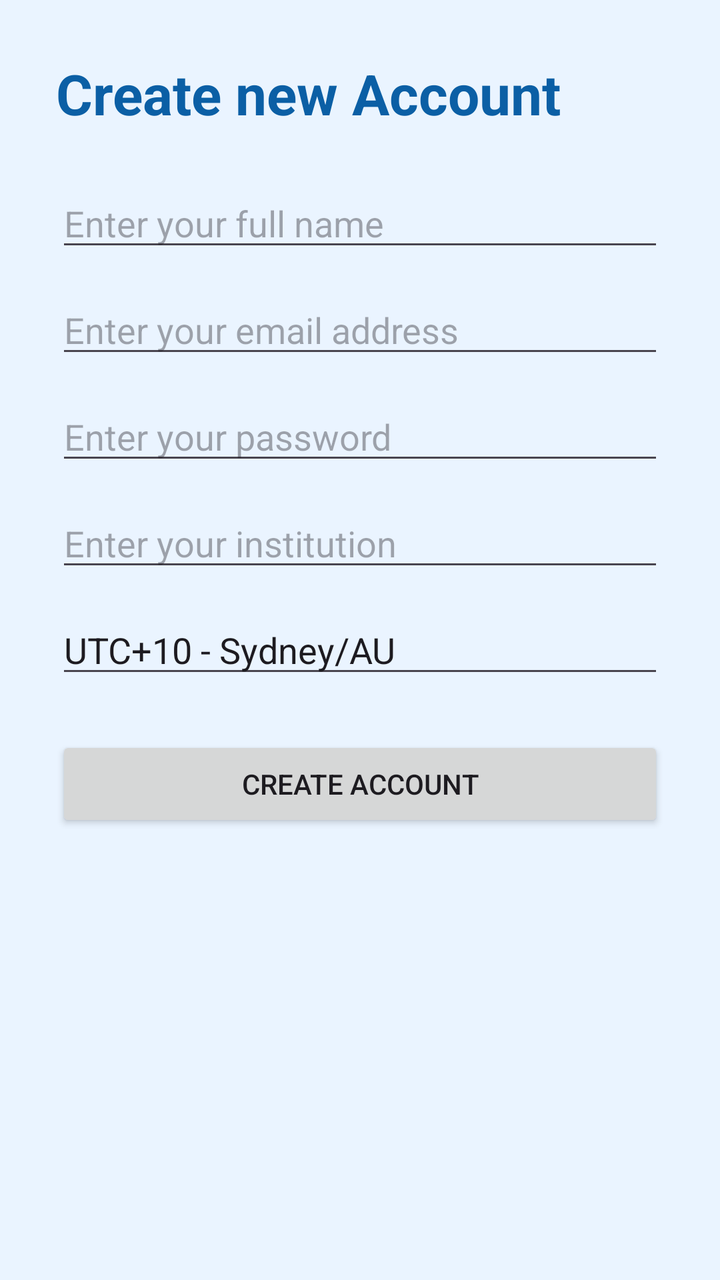
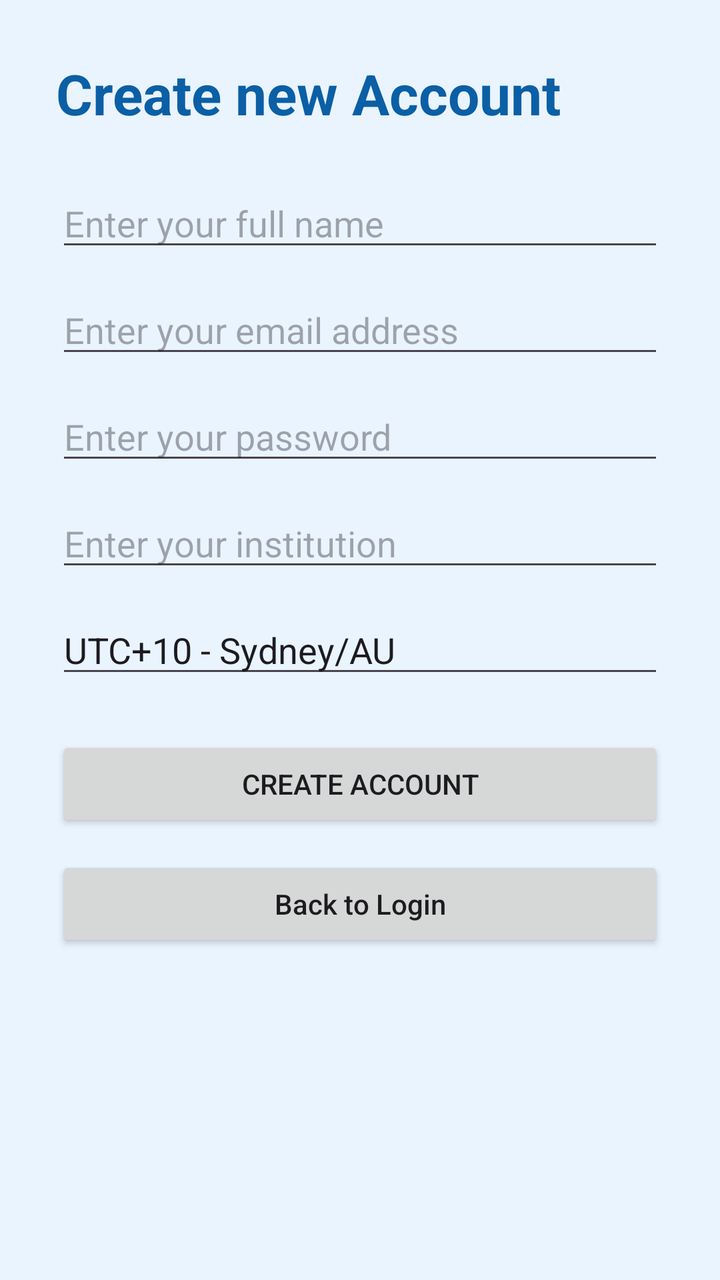

An Android layout rendered at two revisions. The XML below is the earlier revision; the diff shows what the commit changed to produce the second picture.
<!-- AndroidManifest.xml: application theme Theme.SmartAcademia -->
<!-- res/layout/activity_register.xml -->
<?xml version="1.0" encoding="utf-8"?>
<ScrollView xmlns:android="http://schemas.android.com/apk/res/android"
    android:layout_width="match_parent"
    android:layout_height="match_parent"
    android:background="#EAF4FF">

    <LinearLayout
        android:layout_width="match_parent"
        android:layout_height="wrap_content"
        android:orientation="vertical"
        android:padding="28dp">

        <TextView
            android:layout_width="wrap_content"
            android:layout_height="wrap_content"
            android:text="@string/register_title"
            android:textSize="28sp"
            android:textStyle="bold"
            android:textColor="#0B5FA5"
            android:layout_marginBottom="24dp" />

        <EditText
            android:id="@+id/fullNameEditText"
            android:layout_width="match_parent"
            android:layout_height="wrap_content"
            android:hint="@string/full_name_hint" />

        <EditText
            android:id="@+id/emailEditText"
            android:layout_width="match_parent"
            android:layout_height="wrap_content"
            android:hint="@string/email_hint"
            android:inputType="textEmailAddress"
            android:layout_marginTop="12dp" />

        <EditText
            android:id="@+id/passwordEditText"
            android:layout_width="match_parent"
            android:layout_height="wrap_content"
            android:hint="@string/password_hint"
            android:inputType="textPassword"
            android:layout_marginTop="12dp" />

        <EditText
            android:id="@+id/institutionEditText"
            android:layout_width="match_parent"
            android:layout_height="wrap_content"
            android:hint="@string/institution_hint"
            android:layout_marginTop="12dp" />

        <EditText
            android:id="@+id/timezoneEditText"
            android:layout_width="match_parent"
            android:layout_height="wrap_content"
            android:hint="@string/timezone_hint"
            android:text="UTC+10 - Sydney/AU"
            android:layout_marginTop="12dp" />

        <Button
            android:id="@+id/createAccountButton"
            android:layout_width="match_parent"
            android:layout_height="wrap_content"
            android:text="@string/create_account_button"
            android:layout_marginTop="24dp" />

    </LinearLayout>
</ScrollView>
<!-- resources referenced by this layout -->
<resources>
  <string name="create_account_button">Create account</string>
  <string name="email_hint">Enter your email address</string>
  <string name="full_name_hint">Enter your full name</string>
  <string name="institution_hint">Enter your institution</string>
  <string name="password_hint">Enter your password</string>
  <string name="register_title">Create new Account</string>
  <string name="timezone_hint">Enter your timezone</string>
  <style name="Theme.SmartAcademia" parent="Base.Theme.SmartAcademia" />
  <style name="Base.Theme.SmartAcademia" parent="Theme.Material3.DayNight.NoActionBar">
          
          
      </style>
</resources>

<!-- the commit's change to res/layout/activity_register.xml (unified diff, before → after) -->
@@ -63,5 +63,13 @@
             android:text="@string/create_account_button"
             android:layout_marginTop="24dp" />
 
+        <Button
+            android:id="@+id/backToLoginButton"
+            android:layout_width="match_parent"
+            android:layout_height="wrap_content"
+            android:text="Back to Login"
+            android:textAllCaps="false"
+            android:layout_marginTop="12dp" />
+
     </LinearLayout>
 </ScrollView>
